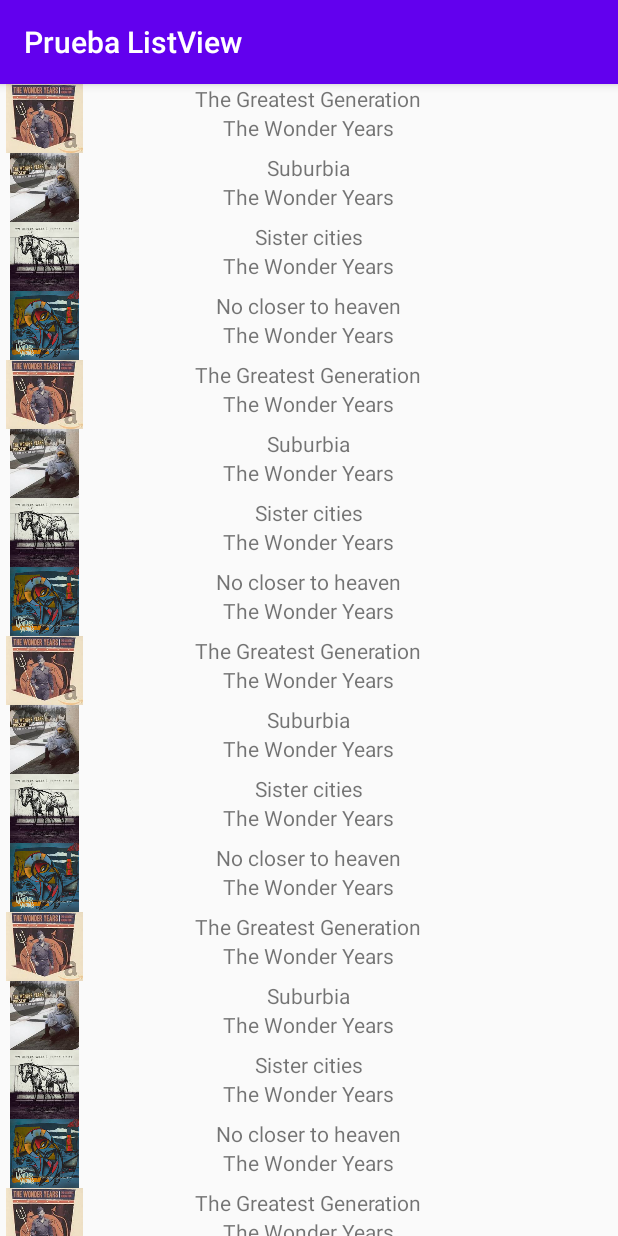
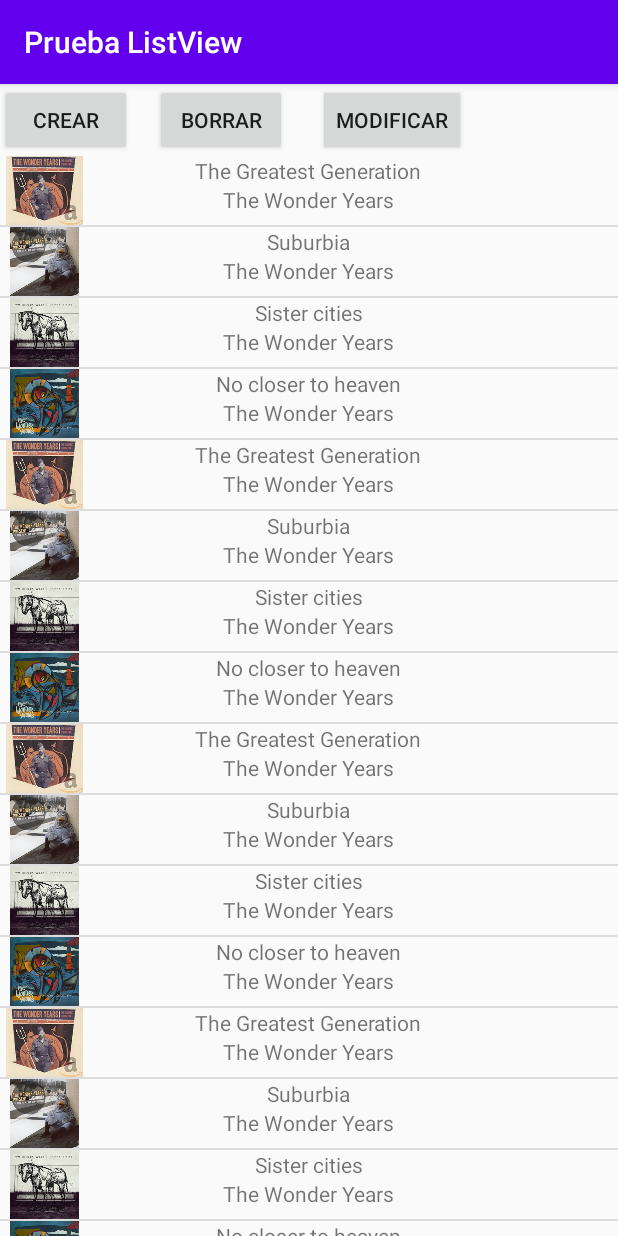
Before and after one commit to ANavarro96/PMM, an Android app: the screen it shows after launch (RecyclerViewPrueba), on a phone screen of 412 x 824 dp. Run offline under Robolectric (Android 15) with nearby library versions, the phone set to English and light mode, and no system bars.

Commit message:
Añadida funcionalidad con botones y añadido comentarios

```diff
--- a/PruebaListView/app/src/main/java/com/p2/pruebalistview/AdaptadorDisco.java
+++ b/PruebaListView/app/src/main/java/com/p2/pruebalistview/AdaptadorDisco.java
@@ -40,8 +40,7 @@ public class AdaptadorDisco extends RecyclerView.Adapter<AdaptadorDisco.DiscoVie
          * Usamos una instancia para asignar nuestro layout (layout_disco) al elemento, cada vez que se
          * cree uno nuevo.
          */
-        View item = LayoutInflater.from(parent.getContext())
-                .inflate(R.layout.layout_disco, parent, false);
+        View item = LayoutInflater.from(parent.getContext()).inflate(R.layout.layout_disco, parent, false);
         return new DiscoViewHolder(item);
     }
 
@@ -97,6 +96,12 @@ public class AdaptadorDisco extends RecyclerView.Adapter<AdaptadorDisco.DiscoVie
             this.portadaIW = portadaIW;
         }
 
+        @Override
+        public void onClick(View view) {
+            int position = getAdapterPosition();
+            mOnClickListener.clickEnElemento(position);
+        }
+
         // Constructor por defecto, se le pasa una instancia de la clase View
         public DiscoViewHolder(@NonNull View itemView) {
             super(itemView);
@@ -106,11 +111,5 @@ public class AdaptadorDisco extends RecyclerView.Adapter<AdaptadorDisco.DiscoVie
             this.portadaIW = itemView.findViewById(R.id.portada);
             itemView.setOnClickListener(this);
         }
-
-        @Override
-        public void onClick(View view) {
-            int position = getAdapterPosition();
-            mOnClickListener.clickEnElemento(position);
-        }
     }
 }
--- a/PruebaListView/app/src/main/java/com/p2/pruebalistview/RecyclerViewPrueba.java
+++ b/PruebaListView/app/src/main/java/com/p2/pruebalistview/RecyclerViewPrueba.java
@@ -1,23 +1,73 @@
 package com.p2.pruebalistview;
 
 import androidx.appcompat.app.AppCompatActivity;
+import androidx.recyclerview.widget.DividerItemDecoration;
 import androidx.recyclerview.widget.LinearLayoutManager;
 import androidx.recyclerview.widget.RecyclerView;
 
 import android.os.Bundle;
 import android.view.View;
+import android.widget.Button;
 import android.widget.Toast;
 
 import java.util.ArrayList;
+import java.util.Random;
 
 public class RecyclerViewPrueba extends AppCompatActivity {
     RecyclerView recyclerView;
     ArrayList<Disco> listaDiscos = new ArrayList<>();
+    Button crear,borrar,modificar;
+    AdaptadorDisco adaptadorDisco;
 
+    /*
+     * Creamos nuestra funcion que captura el evento de cuando se pulse
+     * un elemento de la lista, que será mostrar el TOAST.
+     *
+     */
     private AdaptadorDisco.listenersInterfaz funcion = new AdaptadorDisco.listenersInterfaz() {
         @Override
         public void clickEnElemento(int pos) {
             Toast.makeText(getApplicationContext(), listaDiscos.get(pos).getNombre(), Toast.LENGTH_SHORT).show();
+        }
+    };
+
+    /*
+     * Creo el evento que asignaré al botón de crear.
+     * Utilizo la función add(indice, objeto) para ponerlo AL PRINCIPIO de la lista
+     * Si sólo uso add(objeto) me lo pone y muestra al final de la lista
+     *
+     */
+    private View.OnClickListener funcionCrear = new View.OnClickListener() {
+        @Override
+        public void onClick(View view) {
+
+            listaDiscos.add(0,new Disco("Disco Creado","autor inventado",R.drawable.tgg));
+            adaptadorDisco.notifyItemInserted(0);
+        }
+    };
+
+    private View.OnClickListener funcionMod = new View.OnClickListener() {
+
+        @Override
+        public void onClick(View view) {
+            int posicionAzar = new Random().nextInt(listaDiscos.size());
+            listaDiscos.set(posicionAzar,new Disco("Disco CAMBIADO!!","autor CAMBIADO!!",R.drawable.ncth));
+            adaptadorDisco.notifyItemChanged(posicionAzar);
+        }
+
+    };
+
+    /*
+     * Borro el elemento que está al PRINCIPIO de la lista, es decir, el elemento 0.
+     *
+     */
+    private View.OnClickListener funcionBorrar = new View.OnClickListener() {
+        @Override
+        public void onClick(View view) {
+            if(listaDiscos.size() > 1) {
+                listaDiscos.remove(0);
+                adaptadorDisco.notifyItemRemoved(0);
+            }
         }
     };
 
@@ -28,7 +78,13 @@ public class RecyclerViewPrueba extends AppCompatActivity {
         // Nuestra actividad principal está formada por un recyclerView, así que lo enlazamos desde
         // la interfaz
         recyclerView = findViewById(R.id.rw);
+        crear= findViewById(R.id.crear);
+        modificar = findViewById(R.id.modificar);
+        borrar = findViewById(R.id.borrar);
 
+        crear.setOnClickListener(funcionCrear);
+        borrar.setOnClickListener(funcionBorrar);
+        modificar.setOnClickListener(funcionMod);
         // Creamos una lista de valores inventadas
         for (int i = 0; i < 10; i++) {
             listaDiscos.add(new Disco("The Greatest Generation", "The Wonder Years", R.drawable.tgg));
@@ -38,7 +94,7 @@ public class RecyclerViewPrueba extends AppCompatActivity {
         }
 
         // Creamos nuestro adaptador personalizado, y le pasamos la lista de Disco
-        AdaptadorDisco adaptadorDisco = new AdaptadorDisco(listaDiscos,funcion);
+        adaptadorDisco = new AdaptadorDisco(listaDiscos,funcion);
 
         recyclerView.setHasFixedSize(true);
 
@@ -47,6 +103,13 @@ public class RecyclerViewPrueba extends AppCompatActivity {
 
         // Con esto especificaríamos que se vería como si fuese una tabla
         // recyclerView.setLayoutManager(new GridLayoutManager(this,3));
+
+
+        // DividerItemDecoration nos permite añadir lineas de separación entre elementos,
+        // Tanto verticales como horizontales
+        recyclerView.addItemDecoration(
+                new DividerItemDecoration(this, DividerItemDecoration.VERTICAL));
+
 
         // Establecemos nuestr adaptador al recyclerView
         recyclerView.setAdapter(adaptadorDisco);
--- a/PruebaListView/app/src/main/res/layout/activity_main.xml
+++ b/PruebaListView/app/src/main/res/layout/activity_main.xml
@@ -9,5 +9,29 @@
     <androidx.recyclerview.widget.RecyclerView
         android:id="@+id/rw"
         android:layout_width="match_parent"
-        android:layout_height="match_parent" />
+        android:layout_height="match_parent"
+        android:layout_below="@id/crear" />
+
+    <Button
+        android:id="@+id/crear"
+        android:layout_width="wrap_content"
+        android:layout_height="wrap_content"
+        android:text="CREAR" />
+
+    <Button
+        android:id="@+id/borrar"
+        android:layout_width="wrap_content"
+        android:layout_height="wrap_content"
+        android:layout_marginLeft="15dp"
+        android:layout_marginRight="5dp"
+        android:layout_toRightOf="@id/crear"
+        android:text="BORRAR" />
+
+    <Button
+        android:id="@+id/modificar"
+        android:layout_width="wrap_content"
+        android:layout_height="wrap_content"
+        android:layout_marginLeft="15dp"
+        android:layout_toRightOf="@id/borrar"
+        android:text="MODIFICAR" />
 </RelativeLayout>
```
